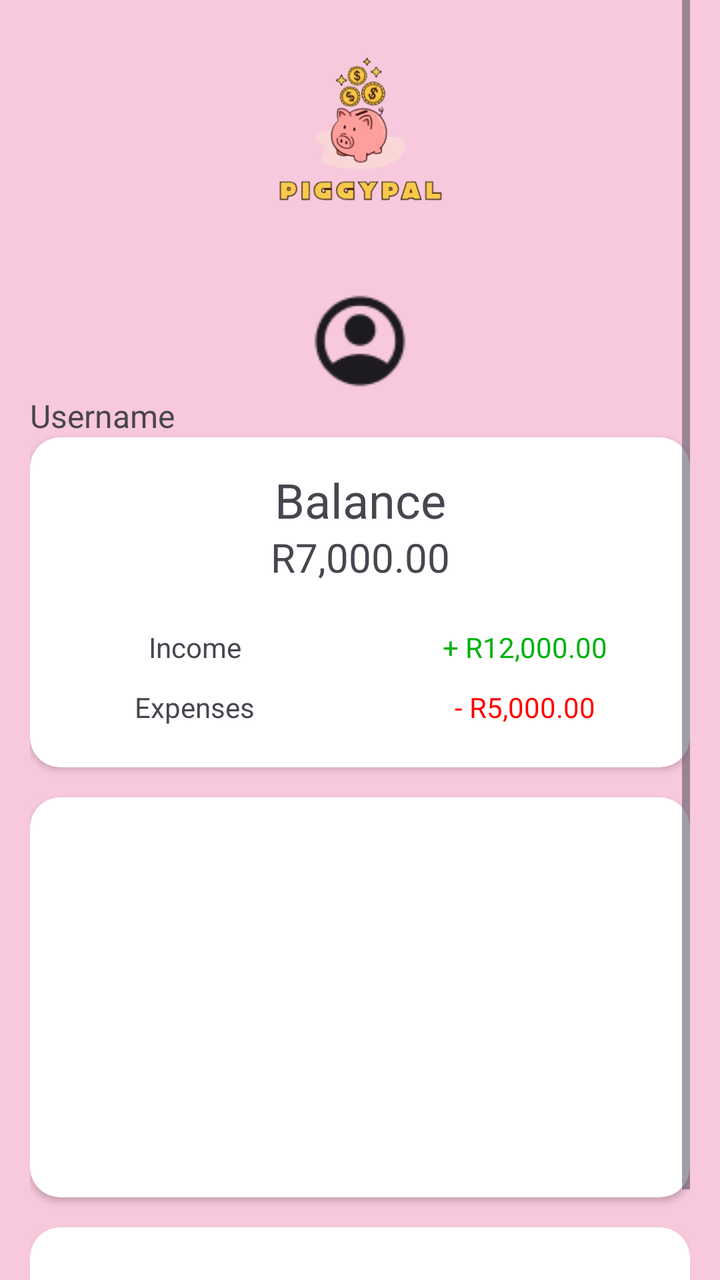
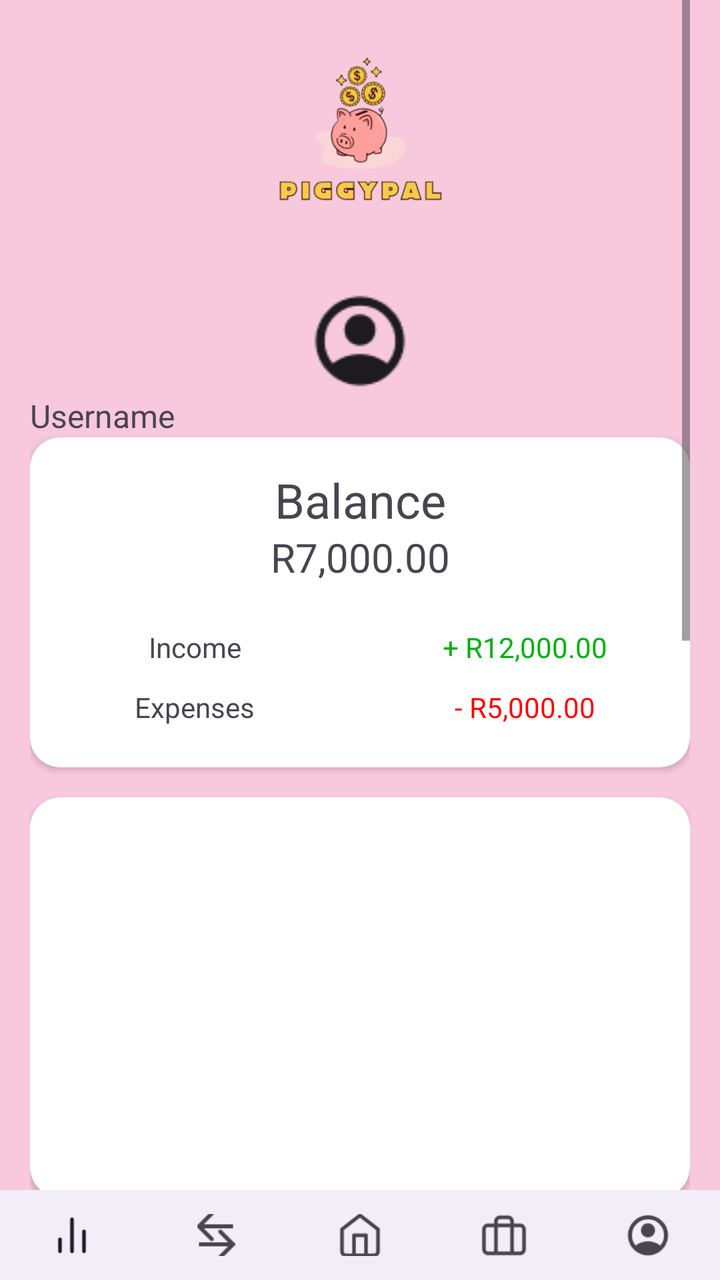

Two renders of the same Android screen: before a commit and after it. Below are the layout's source before the change and the commit's diff.
<!-- AndroidManifest.xml: application theme Theme.PiggyApp -->
<!-- res/layout/activity_home.xml -->
<?xml version="1.0" encoding="utf-8"?>
<androidx.constraintlayout.widget.ConstraintLayout xmlns:android="http://schemas.android.com/apk/res/android"
    xmlns:app="http://schemas.android.com/apk/res-auto"
    xmlns:tools="http://schemas.android.com/tools"
    android:id="@+id/main"
    android:layout_width="match_parent"
    android:layout_height="match_parent"
    android:background="@color/piggy_pink"
    tools:context=".HomeActivity">

    <LinearLayout
        android:id="@+id/linearLayout"
        android:layout_width="0dp"
        android:layout_height="match_parent"
        android:gravity="center_horizontal"
        android:orientation="vertical"
        app:layout_constraintEnd_toEndOf="parent"
        app:layout_constraintStart_toStartOf="parent"
        app:layout_constraintTop_toTopOf="parent">

        <ScrollView
            android:layout_width="330dp"
            android:layout_height="687dp">

            <LinearLayout
                android:layout_width="match_parent"
                android:layout_height="wrap_content"
                android:orientation="vertical">

                <ImageView
                    android:id="@+id/imgHome"
                    android:layout_width="match_parent"
                    android:layout_height="144dp"
                    app:srcCompat="@drawable/piggypal_logo_name" />

                <LinearLayout
                    android:layout_width="match_parent"
                    android:layout_height="match_parent"
                    android:orientation="vertical">

                    <ImageView
                        android:id="@+id/ivUserImage"
                        android:layout_width="match_parent"
                        android:layout_height="match_parent"
                        android:layout_weight="1"
                        app:srcCompat="@drawable/prog7313_profile" />

                    <TextView
                        android:id="@+id/tvUsername"
                        android:layout_width="match_parent"
                        android:layout_height="match_parent"
                        android:text="Username"
                        android:textAlignment="center"
                        android:textSize="16sp" />
                </LinearLayout>

                <androidx.cardview.widget.CardView
                    android:layout_width="match_parent"
                    android:layout_height="165dp"
                    app:cardCornerRadius="15dp">

                    <LinearLayout
                        android:layout_width="match_parent"
                        android:layout_height="match_parent"
                        android:orientation="vertical">

                        <Space
                            android:layout_width="match_parent"
                            android:layout_height="15dp" />

                        <TextView
                            android:id="@+id/txtBalance"
                            android:layout_width="match_parent"
                            android:layout_height="30dp"
                            android:gravity="center_horizontal|center_vertical"
                            android:text="Balance"
                            android:textSize="24sp" />

                        <TextView
                            android:id="@+id/textView13"
                            android:layout_width="match_parent"
                            android:layout_height="30dp"
                            android:gravity="center_horizontal|center_vertical"
                            android:text="R7,000.00"
                            android:textSize="20sp" />

                        <Space
                            android:layout_width="match_parent"
                            android:layout_height="15dp" />

                        <LinearLayout
                            android:layout_width="match_parent"
                            android:layout_height="30dp"
                            android:orientation="horizontal">

                            <TextView
                                android:id="@+id/txtIncome"
                                android:layout_width="165dp"
                                android:layout_height="match_parent"
                                android:gravity="center_horizontal|center_vertical"
                                android:text="Income" />

                            <TextView
                                android:id="@+id/textView11"
                                android:layout_width="165dp"
                                android:layout_height="match_parent"
                                android:layout_weight="1"
                                android:gravity="center_horizontal|center_vertical"
                                android:text="+ R12,000.00"
                                android:textColor="@color/piggy_green" />
                        </LinearLayout>

                        <LinearLayout
                            android:layout_width="match_parent"
                            android:layout_height="30dp"
                            android:orientation="horizontal">

                            <TextView
                                android:id="@+id/txtExpenses"
                                android:layout_width="165dp"
                                android:layout_height="match_parent"
                                android:gravity="center_horizontal|center_vertical"
                                android:text="Expenses" />

                            <TextView
                                android:id="@+id/textView12"
                                android:layout_width="165dp"
                                android:layout_height="match_parent"
                                android:layout_weight="1"
                                android:gravity="center_horizontal|center_vertical"
                                android:text="- R5,000.00"
                                android:textColor="@color/piggy_red" />
                        </LinearLayout>

                        <Space
                            android:layout_width="match_parent"
                            android:layout_height="15dp" />

                    </LinearLayout>

                </androidx.cardview.widget.CardView>

                <Space
                    android:layout_width="match_parent"
                    android:layout_height="15dp" />

                <androidx.cardview.widget.CardView
                    android:layout_width="match_parent"
                    android:layout_height="200dp"
                    app:cardCornerRadius="15dp" />

                <Space
                    android:layout_width="match_parent"
                    android:layout_height="15dp" />

                <androidx.cardview.widget.CardView
                    android:layout_width="match_parent"
                    android:layout_height="165dp"
                    app:cardCornerRadius="15dp">

                </androidx.cardview.widget.CardView>

                <Space
                    android:layout_width="wrap_content"
                    android:layout_height="15dp" />

            </LinearLayout>
        </ScrollView>

        <com.google.android.material.bottomnavigation.BottomNavigationView
            android:id="@+id/bottomNavView"
            android:layout_width="match_parent"
            android:layout_height="45dp"
            app:labelVisibilityMode="unlabeled"
            app:menu="@menu/navigation_bar" />

    </LinearLayout>

</androidx.constraintlayout.widget.ConstraintLayout>
<!-- resources referenced by this layout -->
<resources>
  <color name="piggy_green">#00B110</color>
  <color name="piggy_pink">#F8C8DC</color>
  <color name="piggy_red">#FF0000</color>
  <!-- drawable piggypal_logo_name: png bitmap (drawable, 54507 bytes) -->
  <!-- drawable prog7313_profile: png bitmap (drawable, 1560 bytes) -->
  <style name="Theme.PiggyApp" parent="Base.Theme.PiggyApp" />
  <style name="Base.Theme.PiggyApp" parent="Theme.Material3.DayNight.NoActionBar">
          
          
      </style>
</resources>

<!-- the commit's change to res/layout/activity_home.xml (unified diff, before → after) -->
@@ -11,7 +11,7 @@
     <LinearLayout
         android:id="@+id/linearLayout"
         android:layout_width="0dp"
-        android:layout_height="match_parent"
+        android:layout_height="wrap_content"
         android:gravity="center_horizontal"
         android:orientation="vertical"
         app:layout_constraintEnd_toEndOf="parent"
@@ -20,7 +20,7 @@
 
         <ScrollView
             android:layout_width="330dp"
-            android:layout_height="687dp">
+            android:layout_height="match_parent">
 
             <LinearLayout
                 android:layout_width="match_parent"
@@ -162,10 +162,18 @@
 
                 <Space
                     android:layout_width="wrap_content"
-                    android:layout_height="15dp" />
+                    android:layout_height="500dp" />
 
             </LinearLayout>
         </ScrollView>
+
+    </LinearLayout>
+
+    <LinearLayout
+        android:layout_width="match_parent"
+        android:layout_height="45dp"
+        android:orientation="vertical"
+        app:layout_constraintBottom_toBottomOf="parent">
 
         <com.google.android.material.bottomnavigation.BottomNavigationView
             android:id="@+id/bottomNavView"
@@ -173,7 +181,6 @@
             android:layout_height="45dp"
             app:labelVisibilityMode="unlabeled"
             app:menu="@menu/navigation_bar" />
-
     </LinearLayout>
 
 </androidx.constraintlayout.widget.ConstraintLayout>
